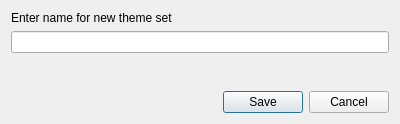
The window that theming_to_tweak.ui (MX-Linux/mx-tweak) describes before a commit, drawn with Qt 5.
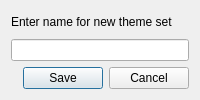
The same window after the commit.

Commit message: Fixed memory leak. Constrain theme set dialog height, cleanup layout.

Patch:
```diff
--- a/theming_to_tweak.ui
+++ b/theming_to_tweak.ui
@@ -7,13 +7,13 @@
     <x>0</x>
     <y>0</y>
     <width>400</width>
-    <height>124</height>
+    <height>0</height>
    </rect>
   </property>
   <property name="windowTitle">
    <string>New Theme Set</string>
   </property>
-  <layout class="QVBoxLayout" name="verticalLayout">
+  <layout class="QVBoxLayout">
    <item>
     <widget class="QLabel" name="label">
      <property name="text">
@@ -24,19 +24,6 @@
    <item>
     <widget class="QLineEdit" name="lineEdit_Name"/>
    </item>
-   <item>
-    <spacer name="verticalSpacer">
-     <property name="orientation">
-      <enum>Qt::Vertical</enum>
-     </property>
-     <property name="sizeHint" stdset="0">
-      <size>
-       <width>20</width>
-       <height>40</height>
-      </size>
-     </property>
-    </spacer>
-   </item>
    <item>
     <widget class="QDialogButtonBox" name="buttonBox">
      <property name="orientation">
```
Left out of the diff: 39 changed lines with no effect on the pictures. The commit also changes 2 other files.
